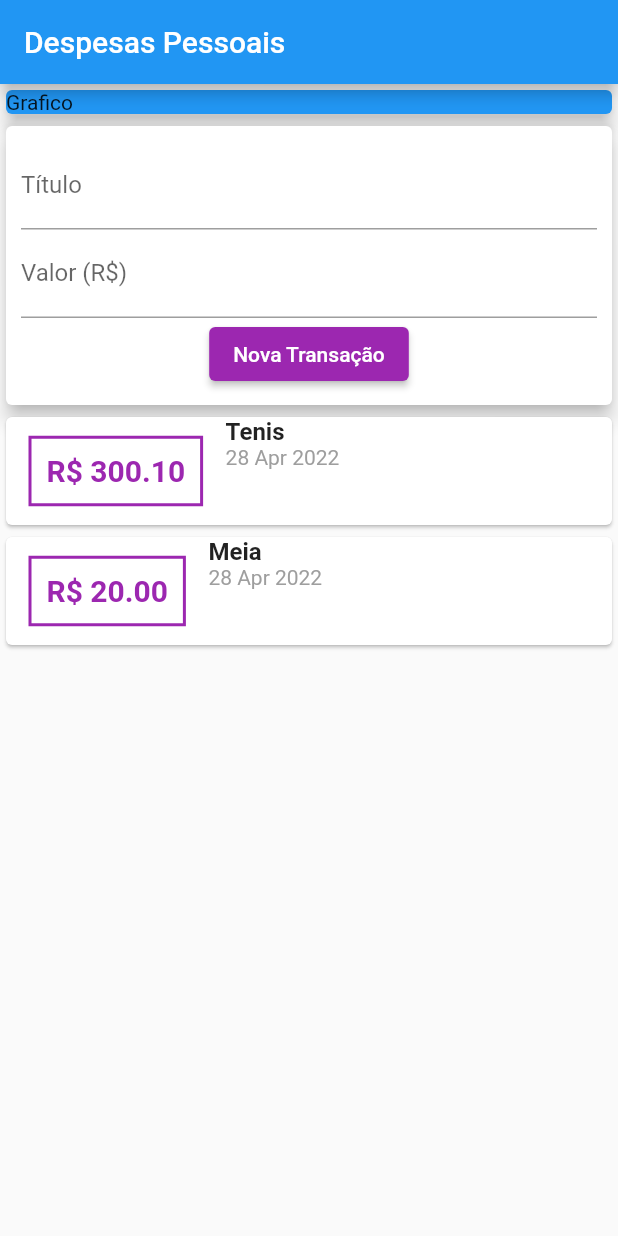
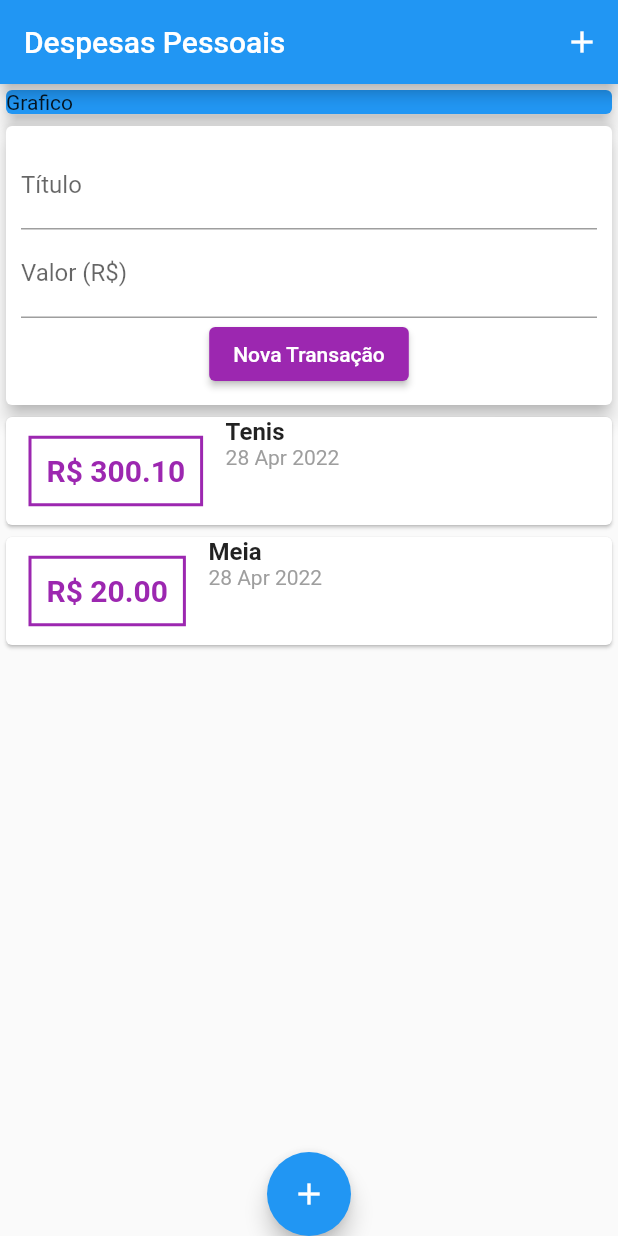
Before and after one commit to ivanluizjr/app-expenses, a Flutter app: the screen it shows after launch, on a phone screen of 412 x 824 dp. Run offline on Flutter 3.47's test engine with Material 2 defaults, Android fonts, the phone set to English and light mode, and no system bars.

Commit message:
Continuação, criando botões e desenvolvendo a lógica

```diff
--- a/lib/src/presentation/views/my_home_page.dart
+++ b/lib/src/presentation/views/my_home_page.dart
@@ -9,6 +9,12 @@ class MyHomePage extends StatelessWidget {
     return Scaffold(
       appBar: AppBar(
         title: const Text('Despesas Pessoais'),
+        actions: [
+          IconButton(
+            icon: Icon(Icons.add),
+            onPressed: () {},
+          ),
+        ],
       ),
       body: SingleChildScrollView(
         child: Column(
@@ -25,6 +31,11 @@ class MyHomePage extends StatelessWidget {
           ],
         ),
       ),
+      floatingActionButton: FloatingActionButton(
+        child: Icon(Icons.add),
+        onPressed: () {},
+      ),
+      floatingActionButtonLocation: FloatingActionButtonLocation.centerDocked,
     );
   }
 }
```
Also changed, not shown: lib/src/presentation/widgets/transaction_form_widget.dart (+14 -5 lines).
